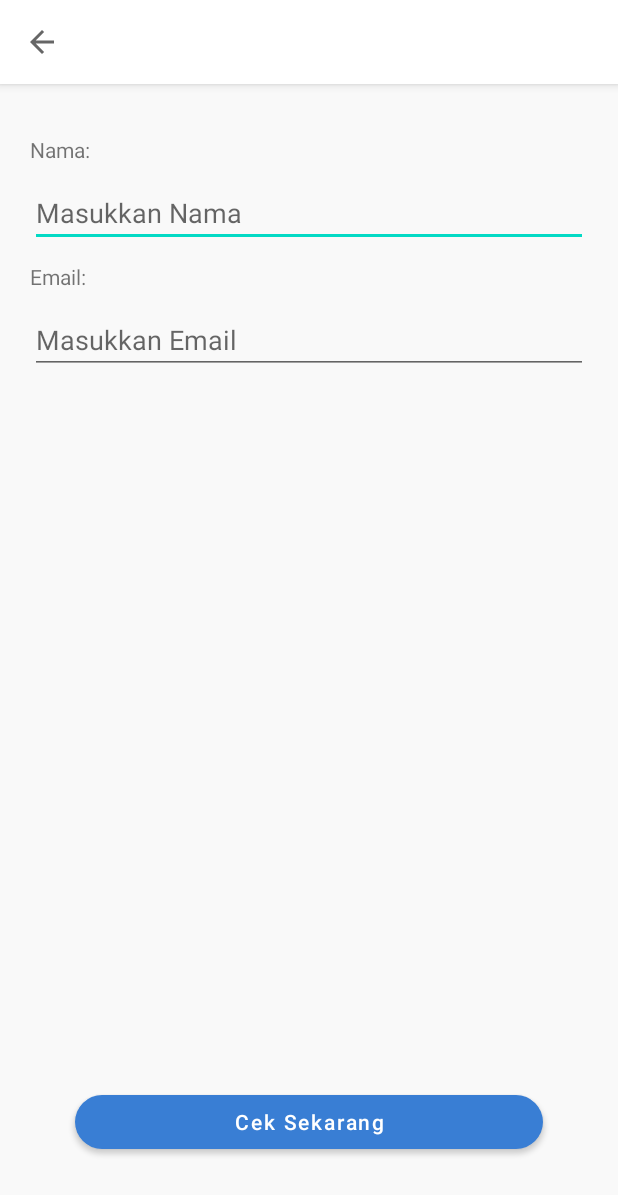
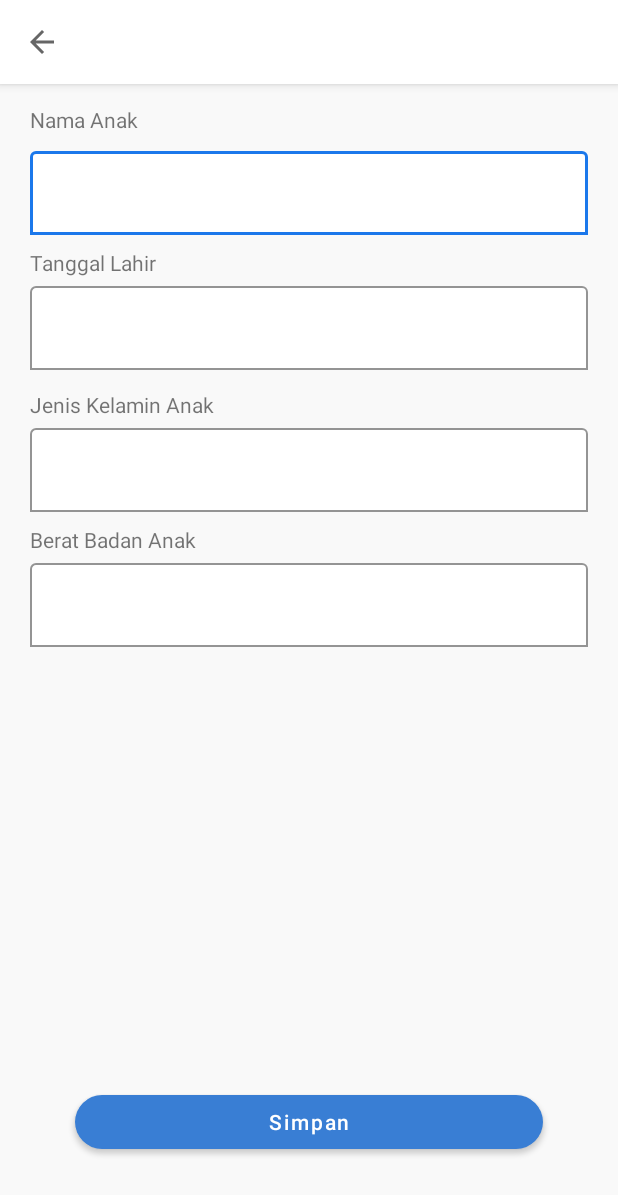
Before and after one commit to Sikki999/stuntrack2, an Android app: the activity_open_camera screen opened directly, with no data from a screen before it, on a phone screen of 412 x 824 dp. Shown: the top 1195 px of the screen. Run offline under Robolectric (Android 15) with nearby library versions, the phone set to English and light mode, and no system bars.

Commit message:
masih fixing

```diff
--- a/app/src/main/res/layout/activity_open_camera.xml
+++ b/app/src/main/res/layout/activity_open_camera.xml
@@ -28,50 +28,114 @@
         android:layout_height="match_parent"
         android:padding="20dp"
         tools:layout_editor_absoluteX="0dp"
-        tools:layout_editor_absoluteY="56dp">
-
+        tools:layout_editor_absoluteY="0dp">
 
         <TextView
             android:id="@+id/textViewName"
             android:layout_width="wrap_content"
             android:layout_height="wrap_content"
-            android:layout_marginTop="70dp"
-            android:text="Nama:" />
+            android:layout_marginTop="50dp"
+            android:text="Nama Anak" />
 
-        <EditText
-            android:id="@+id/editTextName"
+        <com.google.android.material.textfield.TextInputLayout
+            android:id="@+id/tilName"
             android:layout_width="match_parent"
             android:layout_height="wrap_content"
             android:layout_below="@id/textViewName"
-            android:layout_marginTop="10dp"
-            android:hint="Masukkan Nama"
-            app:layout_constraintTop_toBottomOf="@id/textViewName" />
+            android:layout_marginTop="6dp"
+            app:boxBackgroundColor="#FFFFFF"
+            app:boxBackgroundMode="outline"
+            app:boxStrokeColor="#1B78EB"
+            app:layout_constraintTop_toBottomOf="@id/textViewName">
+
+            <com.google.android.material.textfield.TextInputEditText
+                android:id="@+id/editViewName"
+                android:layout_width="match_parent"
+                android:layout_height="wrap_content" />
+        </com.google.android.material.textfield.TextInputLayout>
 
         <TextView
-            android:id="@+id/textViewEmail"
+            android:id="@+id/textViewTTL"
             android:layout_width="wrap_content"
             android:layout_height="wrap_content"
-            android:layout_below="@id/editTextName"
-            android:layout_marginTop="10dp"
-            android:text="Email:" />
+            android:layout_marginTop="145dp"
+            android:text="Tanggal Lahir" />
 
-        <EditText
-            android:id="@+id/editTextEmail"
+        <com.google.android.material.textfield.TextInputLayout
+            android:id="@+id/tilTTL"
             android:layout_width="match_parent"
             android:layout_height="wrap_content"
-            android:layout_below="@id/textViewEmail"
-            android:layout_marginTop="10dp"
-            android:hint="Masukkan Email"
-            app:layout_constraintTop_toBottomOf="@id/textViewEmail" />
+            android:layout_marginTop="165dp"
+            app:boxBackgroundColor="#FFFFFF"
+            app:boxBackgroundMode="outline"
+            app:boxStrokeColor="#1B78EB"
+            app:layout_constraintTop_toBottomOf="@id/textViewTTL">
 
-        <ImageView
-            android:id="@+id/imageView"
-            android:layout_width="fill_parent"
-            android:layout_height="fill_parent"
-            android:layout_above="@+id/button_save"
-            android:layout_alignParentTop="true"
-            android:layout_marginTop="342dp"
-            android:layout_marginBottom="34dp" />
+            <com.google.android.material.textfield.TextInputEditText
+                android:id="@+id/editViewTTL"
+                android:layout_width="match_parent"
+                android:layout_height="wrap_content" />
+        </com.google.android.material.textfield.TextInputLayout>
+
+        <TextView
+            android:id="@+id/textViewKelamin"
+            android:layout_width="wrap_content"
+            android:layout_height="wrap_content"
+            android:layout_marginTop="240dp"
+            android:text="Jenis Kelamin Anak" />
+
+        <com.google.android.material.textfield.TextInputLayout
+            android:id="@+id/tilKelamin"
+            android:layout_width="match_parent"
+            android:layout_height="wrap_content"
+            android:layout_marginTop="260dp"
+            app:boxBackgroundColor="#FFFFFF"
+            app:boxBackgroundMode="outline"
+            app:boxStrokeColor="#1B78EB"
+            app:layout_constraintEnd_toEndOf="parent"
+            app:layout_constraintStart_toStartOf="parent"
+            app:layout_constraintTop_toBottomOf="@id/textViewKelamin">
+
+            <com.google.android.material.textfield.TextInputEditText
+                android:id="@+id/editViewKelamin"
+                android:layout_width="match_parent"
+                android:layout_height="wrap_content" />
+        </com.google.android.material.textfield.TextInputLayout>
+
+        <TextView
+            android:id="@+id/textViewBB"
+            android:layout_width="wrap_content"
+            android:layout_height="wrap_content"
+            android:layout_marginTop="330dp"
+            android:text="Berat Badan Anak" />
+
+        <com.google.android.material.textfield.TextInputLayout
+            android:id="@+id/tilBB"
+            android:layout_width="match_parent"
+            android:layout_height="wrap_content"
+            android:layout_marginTop="350dp"
+            app:boxBackgroundColor="#FFFFFF"
+            app:boxBackgroundMode="outline"
+            app:boxStrokeColor="#1B78EB"
+            app:layout_constraintEnd_toEndOf="parent"
+            app:layout_constraintStart_toStartOf="parent"
+            app:layout_constraintTop_toBottomOf="@id/textViewBB">
+
+            <com.google.android.material.textfield.TextInputEditText
+                android:id="@+id/editView"
+                android:layout_width="match_parent"
+                android:layout_height="wrap_content" />
+        </com.google.android.material.textfield.TextInputLayout>
+
+
+<!--        <ImageView-->
+<!--            android:id="@+id/imageView"-->
+<!--            android:layout_width="fill_parent"-->
+<!--            android:layout_height="fill_parent"-->
+<!--            android:layout_above="@+id/button_save"-->
+<!--            android:layout_alignParentTop="true"-->
+<!--            android:layout_marginTop="342dp"-->
+<!--            android:layout_marginBottom="34dp" />-->
 
         <com.google.android.material.button.MaterialButton
             android:id="@+id/button_save"
@@ -83,7 +147,7 @@
             android:layout_marginTop="50dp"
             android:layout_marginEnd="10dp"
             android:layout_marginBottom="32dp"
-            android:text="Cek Sekarang"
+            android:text="Simpan"
             android:textAllCaps="false"
             app:backgroundTint="#397ED4"
             app:cornerRadius="30dp"
```
Also changed, not shown: app/src/main/AndroidManifest.xml (+9 -10 lines), app/src/main/java/com/example/stuntrack/activity_data_anak.kt (added, +11 -0 lines), app/src/main/res/layout/activity_data_anak.xml (added, +155 -0 lines).
